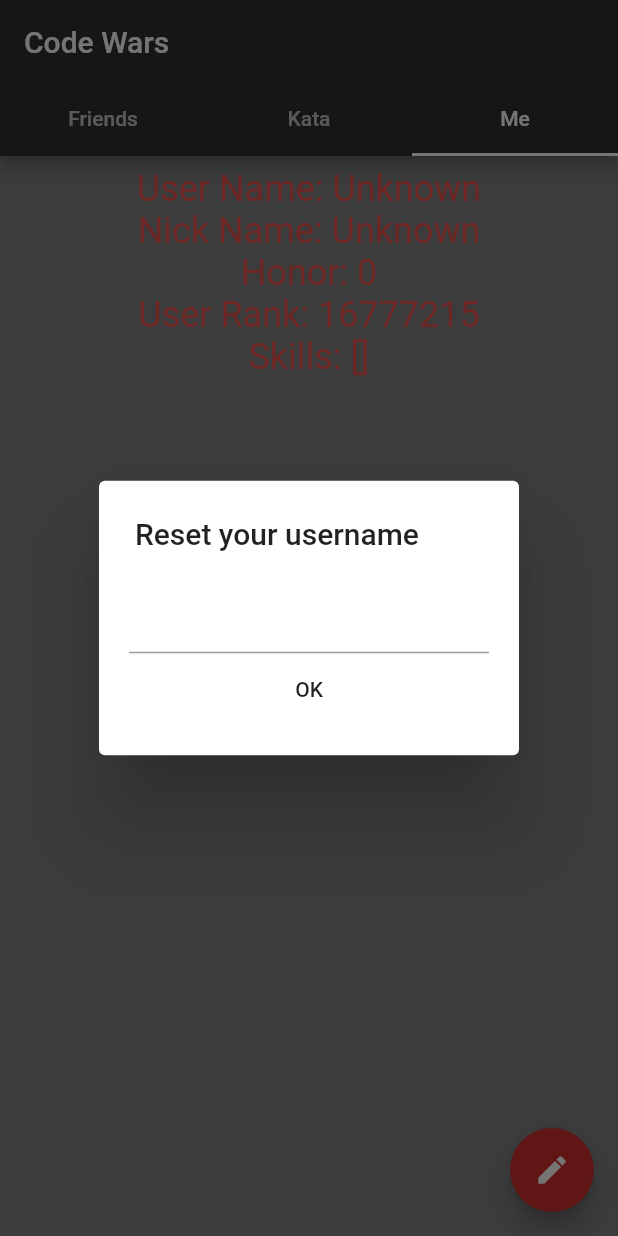
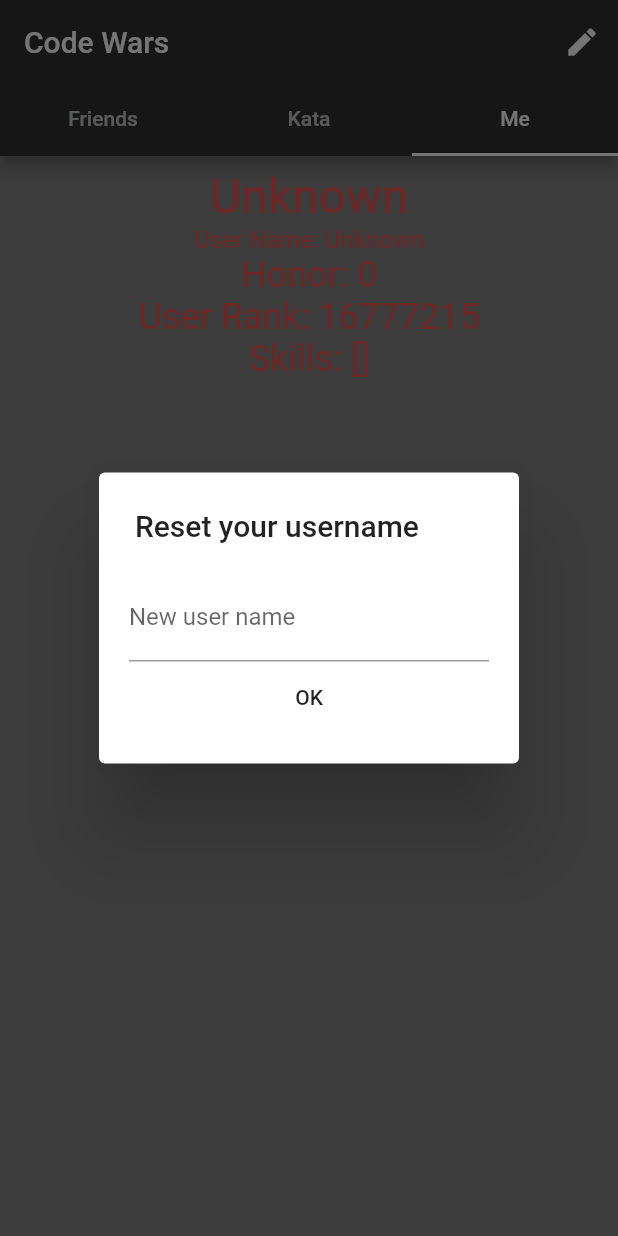
Before and after one commit to ice1000/code_wars_android, a Flutter app: the screen it shows after launch, tab 3 chosen, after a tap on the "edit" icon, on a phone screen of 412 x 824 dp. Run offline on Flutter 3.47's test engine with Material 2 defaults, Android fonts, the phone set to English and light mode, and no system bars.

Commit message:
use app bar instead of the fucking fab

```diff
--- a/lib/main.dart
+++ b/lib/main.dart
@@ -31,7 +31,7 @@ class _Page {
   final IconData icon;
   final String information;
   Widget child;
-  dynamic onClick;
+  VoidCallback onClick;
 
   Color get labelColor => colors.shade500;
 
@@ -90,47 +90,17 @@ class _TabsFabDemoState extends State<TabsFabDemo>
       label: 'Friends',
       icon: Icons.add,
       information: "You can view your friends' information or "
-          "add new friends in this page.",
-    );
+          "add new friends in this page.",);
     _kata = new _Page(
       label: 'Kata',
       icon: Icons.add_box,
       information: "You can view or add katas here, and preview them.\n"
-          "submitting is not supported ATM",
-    );
+          "submitting is not supported ATM",);
     _me = new _Page(
       label: 'Me',
-      icon: Icons.edit,
       information: "Information about yourself on Code Wars.\n"
-          "You can change your username.",
-    );
+          "You can change your username.",);
     _allPages = <_Page>[_friends, _kata, _me];
-    _me.onClick = () {
-      var dialog = new SimpleDialog(
-        contentPadding: new EdgeInsets.all(20.0),
-        children: [
-          new TextField(controller: _usernameEditingController),
-          new FlatButton(onPressed: () {
-            Navigator.pop(context);
-            showDialog(context: context, child: new RefreshProgressDialog(
-                CodeWarsColors.black.shade100, width: 100, height: 100));
-            get(CodeWarsAPI.getUser(_usernameEditingController.text))
-                .then((val) {
-              setState(() {
-                var json = new JsonDecoder(null).convert(val.body);
-                _user.username = json['username'];
-                _user.name = json['name'];
-                _user.honor = json['honor'];
-                _user.leaderboardPosition = json['leaderboardPosition'];
-                _user.skills = json['skills'];
-              });
-              Navigator.pop(context);
-            });
-          }, child: new Text("OK")),
-        ], title: new Text("Reset your username"),
-      );
-      showDialog(context: context, child: dialog);
-    };
     _tabController = new TabController(vsync: this, length: _allPages.length);
     _tabController.addListener(_handleTabSelection);
     _selectedPage = _me;
@@ -155,17 +125,13 @@ class _TabsFabDemoState extends State<TabsFabDemo>
               border: new Border(top: new BorderSide(color: Theme
                   .of(context)
                   .dividerColor
-              ))
-          ),
+              ))),
           child: new Padding(
               padding: const EdgeInsets.all(32.0),
               child: new Text(_selectedPage.information, style: Theme
                   .of(context)
                   .textTheme
-                  .subhead
-              )
-          )
-      );
+                  .subhead)));
     });
   }
 
@@ -177,32 +143,64 @@ class _TabsFabDemoState extends State<TabsFabDemo>
           child: page.childWight
       );
 
+  _changeUserName() {
+    var dialog = new SimpleDialog(
+      contentPadding: new EdgeInsets.all(20.0),
+      children: [
+        new TextFormField(
+            decoration: const InputDecoration(
+                hintText: "Click OK to submit",
+                labelText: "New user name"),
+            maxLines: 1,
+            controller: _usernameEditingController),
+        new FlatButton(onPressed: () {
+          Navigator.pop(context);
+          showDialog(context: context, child: new RefreshProgressDialog(
+              CodeWarsColors.black.shade100, width: 100, height: 100));
+          get(CodeWarsAPI.getUser(_usernameEditingController.text))
+              .then((val) {
+            setState(() {
+              var json = new JsonDecoder(null).convert(val.body);
+              _user.username = json['username'];
+              _user.name = json['name'];
+              _user.honor = json['honor'];
+              _user.leaderboardPosition = json['leaderboardPosition'];
+              _user.skills = json['skills'];
+            });
+            Navigator.pop(context);
+          });
+        }, child: new Text("OK")),
+      ], title: new Text("Reset your username"),);
+    showDialog(context: context, child: dialog);
+  }
+
   @override
   Widget build(BuildContext context) {
-    _me.child = new Column(
+    _me.child = new Scrollbar(child: new Column(
         children: [
+          new Text(_user.name, style: new TextStyle(
+              color: CodeWarsColors.red.shade400, fontSize: 32.0)),
           new Text("User Name: ${_user.username}", style: new TextStyle(
-              color: CodeWarsColors.red.shade400, fontSize: 24.0)),
-          new Text("Nick Name: ${_user.name}", style: new TextStyle(
-              color: CodeWarsColors.red.shade400, fontSize: 24.0)),
+              color: CodeWarsColors.red.shade400, fontSize: 16.0)),
           new Text("Honor: ${_user.honor}", style: new TextStyle(
               color: CodeWarsColors.red.shade400, fontSize: 24.0)),
           new Text("User Rank: ${_user.leaderboardPosition}", style:
           new TextStyle(color: CodeWarsColors.red.shade400, fontSize: 24.0)),
           new Text("Skills: ${_user.skills.toString()}", style: new TextStyle(
               color: CodeWarsColors.red.shade400, fontSize: 24.0)),
-        ]);
+        ]));
     return new Scaffold(
       key: _scaffoldKey,
       appBar: new AppBar(
           title: new Text(_title),
+          actions: [
+            new IconButton(
+                icon: new Icon(Icons.edit), onPressed: _changeUserName)
+          ],
           bottom: new TabBar(
             controller: _tabController,
-            tabs: _allPages
-                .map((_Page page) => new Tab(text: page.label))
-                .toList(),
-          )
-      ),
+            tabs: _allPages.map((_Page page) => new Tab(text: page.label))
+                .toList(),)),
       floatingActionButton: !_selectedPage.fabHere ? null
           : new FloatingActionButton(
           key: _selectedPage.fabKey,
```
